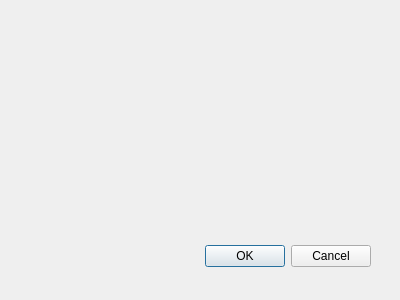
Before: the Qt Designer form citydb_loader_dialog_base.ui in tudelft3d/3DCityDB-Tools-for-QGIS, drawn with Qt 5.
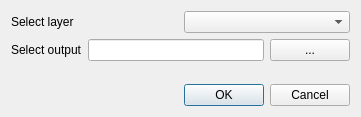
After: the same form once the commit is applied.

Diff of the .ui file:
```diff
--- a/citydb_loader_dialog_base.ui
+++ b/citydb_loader_dialog_base.ui
@@ -1,33 +1,87 @@
 <ui version="4.0" >
  <class>DBLoaderDialogBase</class>
- <widget class="QDialog" name="DBLoaderDialogBase" >
-  <property name="geometry" >
+ <widget class="QDialog" name="DBLoaderDialogBase">
+  <property name="geometry">
    <rect>
     <x>0</x>
     <y>0</y>
-    <width>400</width>
-    <height>300</height>
+    <width>361</width>
+    <height>117</height>
    </rect>
   </property>
   <property name="windowTitle" >
    <string>3DCityDB-Loader</string>
   </property>
-  <widget class="QDialogButtonBox" name="button_box" >
-   <property name="geometry" >
-    <rect>
-     <x>30</x>
-     <y>240</y>
-     <width>341</width>
-     <height>32</height>
-    </rect>
-   </property>
-   <property name="orientation" >
-    <enum>Qt::Horizontal</enum>
-   </property>
-   <property name="standardButtons" >
-    <set>QDialogButtonBox::Cancel|QDialogButtonBox::Ok</set>
-   </property>
-  </widget>
+  <property name="sizeGripEnabled">
+   <bool>false</bool>
+  </property>
+  <property name="modal">
+   <bool>false</bool>
+  </property>
+  <layout class="QGridLayout" name="gridLayout">
+   <item row="0" column="0">
+    <layout class="QHBoxLayout" name="horizontalLayout_2">
+     <item>
+      <widget class="QLabel" name="label">
+       <property name="text">
+        <string>Select layer</string>
+       </property>
+      </widget>
+     </item>
+     <item>
+      <widget class="QComboBox" name="comboBox"/>
+     </item>
+    </layout>
+   </item>
+   <item row="1" column="0">
+    <layout class="QVBoxLayout" name="verticalLayout">
+     <item>
+      <layout class="QHBoxLayout" name="horizontalLayout">
+       <item>
+        <widget class="QLabel" name="label_2">
+         <property name="text">
+          <string>Select output</string>
+         </property>
+        </widget>
+       </item>
+       <item>
+        <widget class="QLineEdit" name="lineEdit"/>
+       </item>
+       <item>
+        <widget class="QPushButton" name="pushButton">
+         <property name="text">
+          <string>...</string>
+         </property>
+        </widget>
+       </item>
+      </layout>
+     </item>
+     <item>
+      <spacer name="verticalSpacer">
+       <property name="orientation">
+        <enum>Qt::Vertical</enum>
+       </property>
+       <property name="sizeHint" stdset="0">
+        <size>
+         <width>20</width>
+         <height>40</height>
+        </size>
+       </property>
+      </spacer>
+     </item>
+     <item>
+      <widget class="QDialogButtonBox" name="button_box">
+       <property name="orientation">
+        <enum>Qt::Horizontal</enum>
+       </property>
+       <property name="standardButtons">
+        <set>QDialogButtonBox::Cancel|QDialogButtonBox::Ok</set>
+       </property>
+      </widget>
+     </item>
+    </layout>
+   </item>
+  </layout>
  </widget>
  <resources/>
  <connections>
```
Left out of the diff: 49 changed lines with no effect on the pictures.
